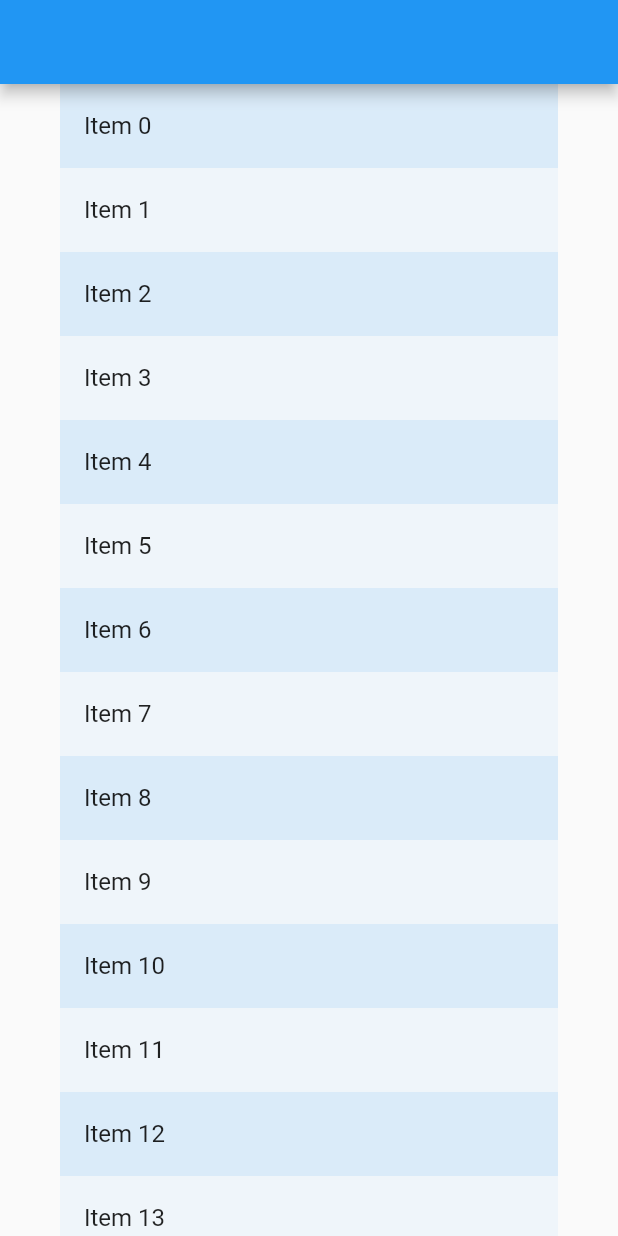
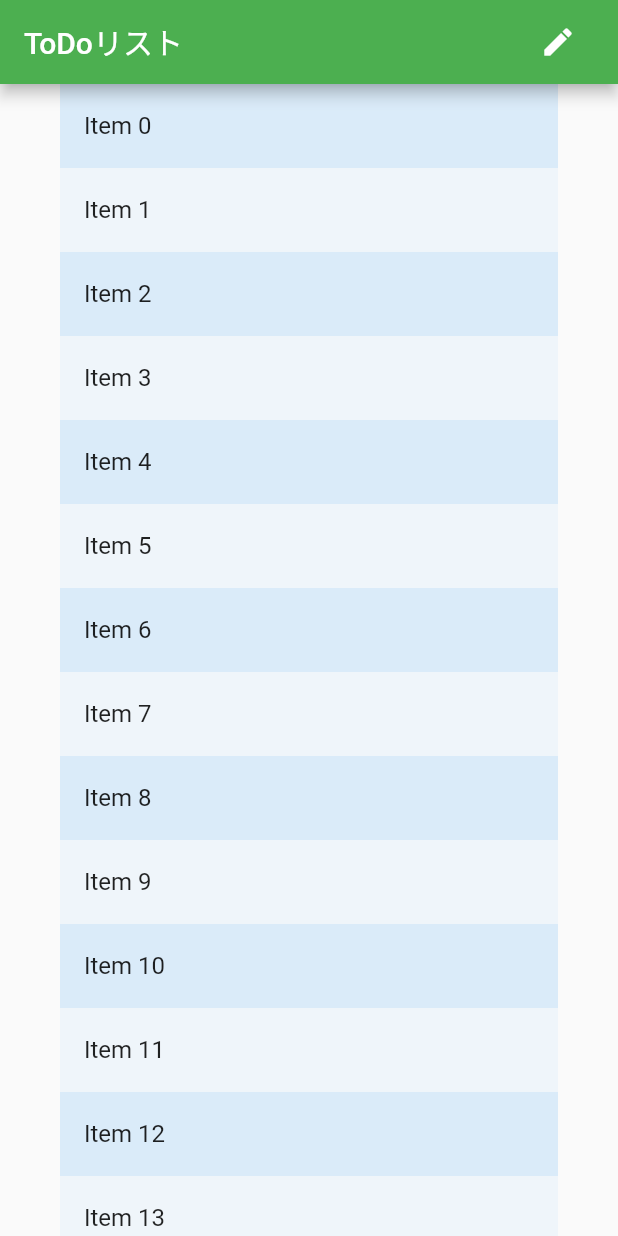
Before and after one commit to Ta23ka98/flutter_subject3, a Flutter app: the screen it shows after launch, on a phone screen of 412 x 824 dp. Run offline on Flutter 3.47's test engine with Material 2 defaults, Android fonts, the light colour scheme and no system bars; our stand-ins replace flutter_riverpod, hooks_riverpod.

Commit message:
update: AppBarでデザインを完成

```diff
--- a/lib/todo_page.dart
+++ b/lib/todo_page.dart
@@ -12,7 +12,17 @@ class TodoPage extends HookConsumerWidget {
     final Color oddItemColor = colorScheme.primary.withOpacity(0.05);
     final Color evenItemColor = colorScheme.primary.withOpacity(0.15);
     return Scaffold(
-      appBar: AppBar(),
+      appBar: AppBar(
+        //foregroundColor: Colors.white,
+        backgroundColor: Colors.green,
+        title: Row(
+          mainAxisAlignment: MainAxisAlignment.spaceBetween,
+          children: [
+            const Text("ToDoリスト"),
+            IconButton(onPressed: () {}, icon: const Icon(Icons.edit)),
+          ],
+        ),
+      ),
       body: ReorderableListView(
         padding: const EdgeInsets.symmetric(horizontal: 40),
         children: <Widget>[
```
